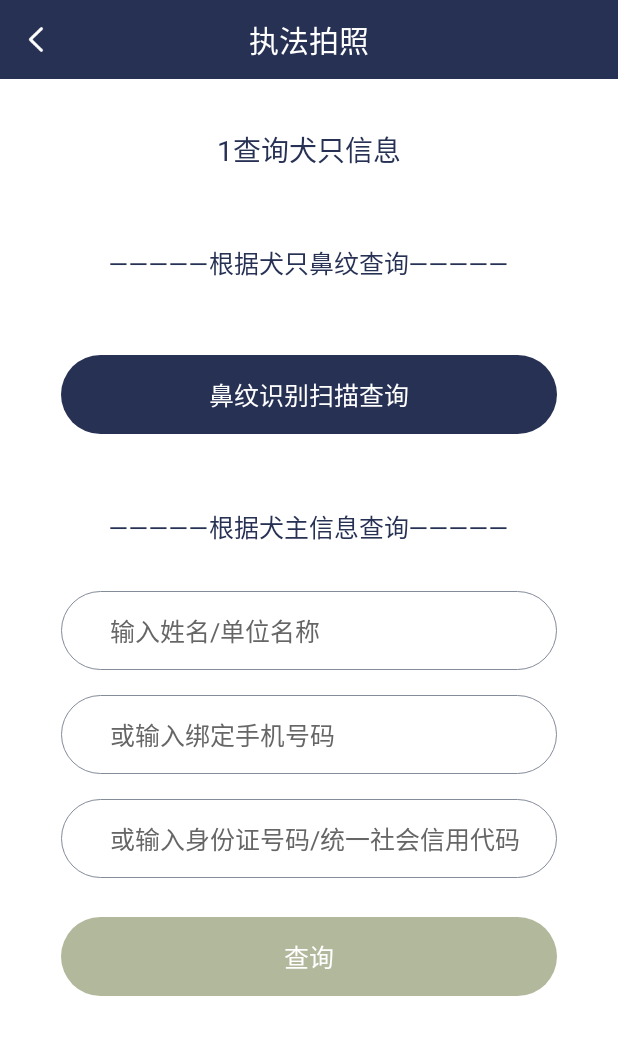
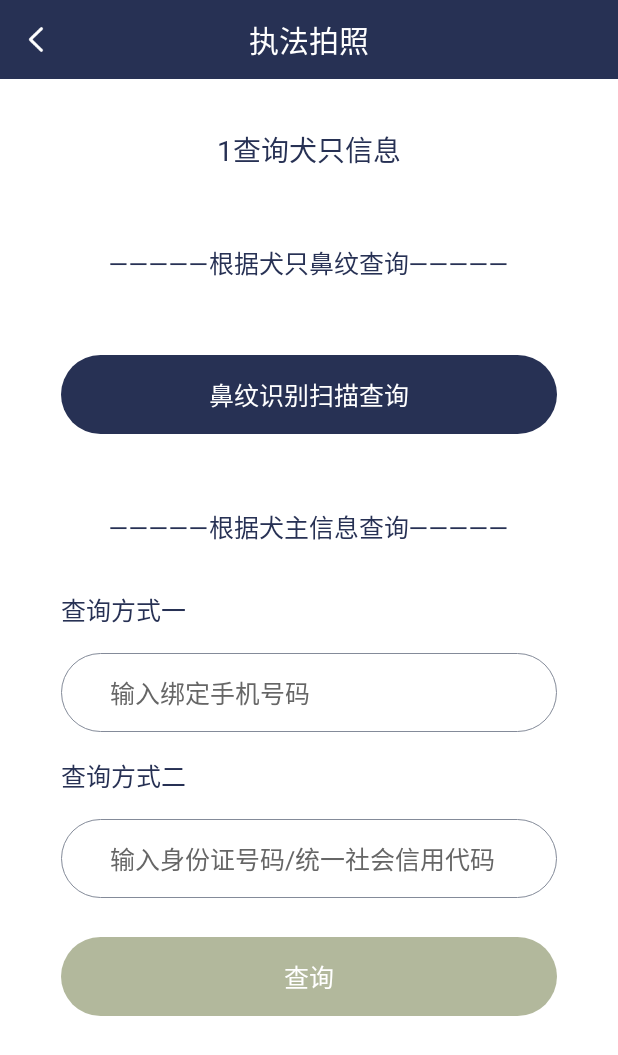
Before and after one commit to Android-linpengdiao/DogManageZhiFa, an Android app: the EnforcementActivity screen opened directly, with no data from a screen before it, on a phone screen of 412 x 824 dp. Shown: the top 1055 px of the screen. Run offline under Robolectric (Android 15) with nearby library versions, the phone set to English and light mode, and no system bars; our stand-ins replace data binding; Roboto replaces fonts that are not available here; 1 statement that could not run was skipped.

Commit message:
1、接口

```diff
--- a/app/src/main/java/com/dog/manage/zhifa/app/activity/EnforcementRecordDetailsActivity.java
+++ b/app/src/main/java/com/dog/manage/zhifa/app/activity/EnforcementRecordDetailsActivity.java
@@ -108,7 +108,7 @@ public class EnforcementRecordDetailsActivity extends BaseActivity {
         binding.userNameView.binding.itemContent.setText(dataBean.getUserName());
         binding.illegalTypeView.binding.itemContent.setText(
                 (dataBean.getIllegalTypeId() == 1 ? "犬只伤人" :
-                        dataBean.getIllegalTypeId() == 2 ? "犬吠" :
+                        dataBean.getIllegalTypeId() == 2 ? "禁养犬只" :
                                 dataBean.getIllegalTypeId() == 3 ? "未牵狗绳" :
                                         dataBean.getIllegalTypeId() == 4 ? "其他" : "其他"));
         binding.illegalDescribeView.binding.itemContent.setText(dataBean.getIllegalDescribe());
--- a/app/src/main/java/com/dog/manage/zhifa/app/activity/EnforcementSubmitActivity.java
+++ b/app/src/main/java/com/dog/manage/zhifa/app/activity/EnforcementSubmitActivity.java
@@ -136,9 +136,9 @@ public class EnforcementSubmitActivity extends BaseActivity {
 
             }
         });
-        //处罚类型 1 犬只伤人 2 犬吠 3 未牵狗绳 4 其他
+        //处罚类型 1 犬只伤人 2 禁养犬只 3 未牵狗绳 4 其他
         typeAdapter.refreshData(Arrays.asList(new TypeBean(1, "犬只伤人"),
-                new TypeBean(2, "犬吠"),
+                new TypeBean(2, "禁养犬只"),
                 new TypeBean(3, "未牵狗绳"),
                 new TypeBean(4, "其他")));
 
--- a/app/src/main/java/com/dog/manage/zhifa/app/adapter/EnforcementRecordAdapter.java
+++ b/app/src/main/java/com/dog/manage/zhifa/app/adapter/EnforcementRecordAdapter.java
@@ -40,15 +40,15 @@ public class EnforcementRecordAdapter extends BaseRecyclerAdapter<PunishRecord,
 
     @Override
     protected void onBindItem(ItemEnforcementRecordBinding binding, PunishRecord dataBean, int position) {
-        //处罚类型 1 犬只伤人 2 犬吠 3 未牵狗绳 4 其他
+        //处罚类型 1 犬只伤人 2 禁养犬只 3 未牵狗绳 4 其他
         binding.titleView.setText("处罚记录-" +
                 (dataBean.getIllegalTypeId() == 1 ? "犬只伤人" :
-                        dataBean.getIllegalTypeId() == 2 ? "犬吠" :
+                        dataBean.getIllegalTypeId() == 2 ? "禁养犬只" :
                                 dataBean.getIllegalTypeId() == 3 ? "未牵狗绳" :
                                         dataBean.getIllegalTypeId() == 4 ? "其他" : "其他"));
         binding.illegalTypeView.setText("违法类型: " +
                 (dataBean.getIllegalTypeId() == 1 ? "犬只伤人" :
-                        dataBean.getIllegalTypeId() == 2 ? "犬吠" :
+                        dataBean.getIllegalTypeId() == 2 ? "禁养犬只" :
                                 dataBean.getIllegalTypeId() == 3 ? "未牵狗绳" :
                                         dataBean.getIllegalTypeId() == 4 ? "其他" : "其他"));
         binding.illegalMeasureView.setText("处罚措施: " + dataBean.getIllegalMeasure());
--- a/app/src/main/res/layout/activity_enforcement.xml
+++ b/app/src/main/res/layout/activity_enforcement.xml
@@ -88,6 +88,16 @@
                     android:text=""
                     android:textColor="#000000"
                     android:textColorHint="#666666"
+                    android:textSize="@dimen/sp_15"
+                    android:visibility="gone"/>
+
+
+                <com.dog.manage.zhifa.app.view.TextBoldView
+                    android:layout_width="match_parent"
+                    android:layout_height="wrap_content"
+                    android:layout_marginTop="@dimen/dp_28"
+                    android:text="查询方式一"
+                    android:textColor="#ff273154"
                     android:textSize="@dimen/sp_15" />
 
                 <EditText
@@ -97,7 +107,7 @@
                     android:layout_marginTop="@dimen/dp_15"
                     android:background="@drawable/button_stroke_gray_100"
                     android:gravity="center_vertical"
-                    android:hint="或输入绑定手机号码"
+                    android:hint="输入绑定手机号码"
                     android:inputType="phone"
                     android:maxLength="16"
                     android:paddingLeft="@dimen/dp_30"
@@ -107,6 +117,14 @@
                     android:textColorHint="#666666"
                     android:textSize="@dimen/sp_15" />
 
+                <com.dog.manage.zhifa.app.view.TextBoldView
+                    android:layout_width="match_parent"
+                    android:layout_height="wrap_content"
+                    android:layout_marginTop="@dimen/dp_15"
+                    android:text="查询方式二"
+                    android:textColor="#ff273154"
+                    android:textSize="@dimen/sp_15" />
+
                 <EditText
                     android:id="@+id/idNumEditText"
                     android:layout_width="match_parent"
@@ -114,7 +132,7 @@
                     android:layout_marginTop="@dimen/dp_15"
                     android:background="@drawable/button_stroke_gray_100"
                     android:gravity="center_vertical"
-                    android:hint="或输入身份证号码/统一社会信用代码"
+                    android:hint="输入身份证号码/统一社会信用代码"
                     android:minHeight="@dimen/dp_48"
                     android:paddingLeft="@dimen/dp_30"
                     android:text=""
--- a/app/src/main/res/values/strings.xml
+++ b/app/src/main/res/values/strings.xml
@@ -1,3 +1,3 @@
 <resources>
-    <string name="app_name">北京智慧养犬执法端</string>
+    <string name="app_name">养犬管理端</string>
 </resources>
```
Also changed, not shown: app/src/main/java/com/dog/manage/zhifa/app/adapter/MediaFileAdapter.java (+7 -6 lines), 1 other file.
